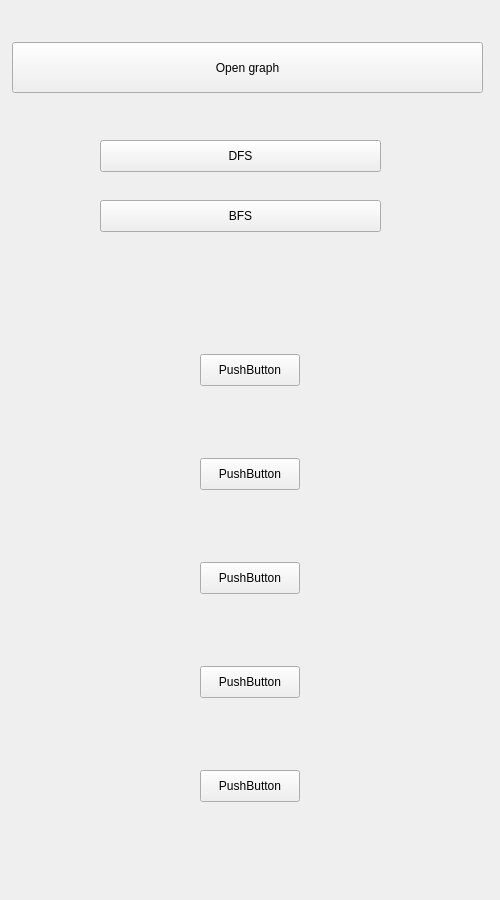
First picture: the form in app_interfaces/graphical_interface/ui/interaction_panel.ui, repository amzdll/SimpleNavigator, before the edit.
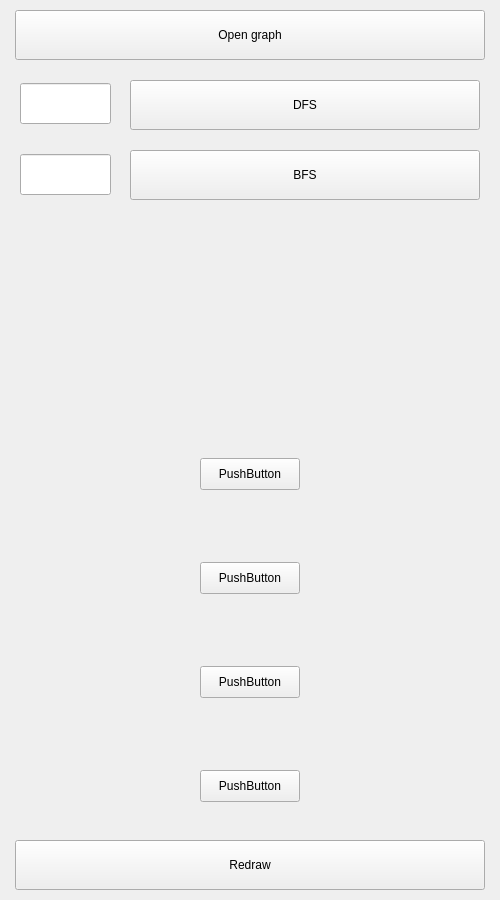
Second picture: the form after the edit.

What changed in the file:
```diff
--- a/app_interfaces/graphical_interface/ui/interaction_panel.ui
+++ b/app_interfaces/graphical_interface/ui/interaction_panel.ui
@@ -16,10 +16,10 @@
   <widget class="QPushButton" name="OpenGraph">
    <property name="geometry">
     <rect>
-     <x>12</x>
-     <y>42</y>
-     <width>471</width>
-     <height>51</height>
+     <x>15</x>
+     <y>10</y>
+     <width>470</width>
+     <height>50</height>
     </rect>
    </property>
    <property name="text">
@@ -29,23 +29,23 @@
   <widget class="QPushButton" name="pushButton_4">
    <property name="geometry">
     <rect>
-     <x>200</x>
-     <y>354</y>
-     <width>100</width>
-     <height>32</height>
+     <x>15</x>
+     <y>840</y>
+     <width>470</width>
+     <height>50</height>
     </rect>
    </property>
    <property name="text">
-    <string>PushButton</string>
+    <string>Redraw</string>
    </property>
   </widget>
   <widget class="QPushButton" name="DFS">
    <property name="geometry">
     <rect>
-     <x>100</x>
-     <y>140</y>
-     <width>281</width>
-     <height>32</height>
+     <x>130</x>
+     <y>80</y>
+     <width>350</width>
+     <height>50</height>
     </rect>
    </property>
    <property name="text">
@@ -107,16 +107,36 @@
   <widget class="QPushButton" name="BFS">
    <property name="geometry">
     <rect>
-     <x>100</x>
-     <y>200</y>
-     <width>281</width>
-     <height>32</height>
+     <x>130</x>
+     <y>150</y>
+     <width>350</width>
+     <height>50</height>
     </rect>
    </property>
    <property name="text">
     <string>BFS</string>
    </property>
   </widget>
+  <widget class="QLineEdit" name="DFS_Input">
+   <property name="geometry">
+    <rect>
+     <x>20</x>
+     <y>83</y>
+     <width>91</width>
+     <height>41</height>
+    </rect>
+   </property>
+  </widget>
+  <widget class="QLineEdit" name="BFS_Input">
+   <property name="geometry">
+    <rect>
+     <x>20</x>
+     <y>154</y>
+     <width>91</width>
+     <height>41</height>
+    </rect>
+   </property>
+  </widget>
  </widget>
  <resources/>
  <connections/>
```
Left out of the diff: 2 changed lines with no effect on the pictures.
